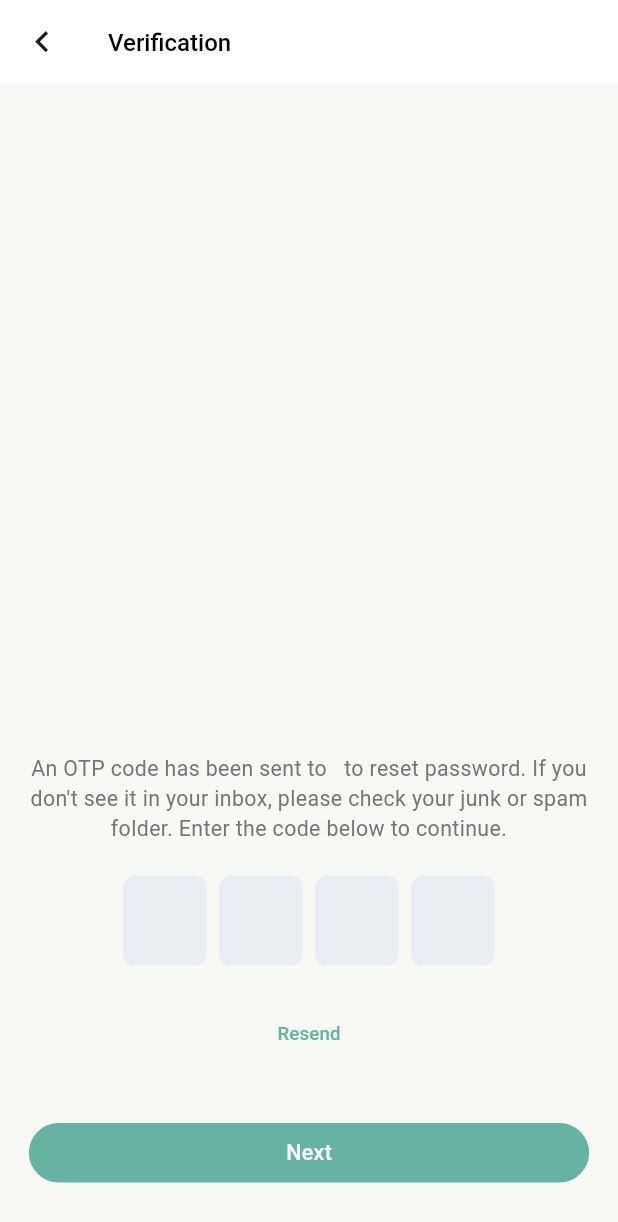
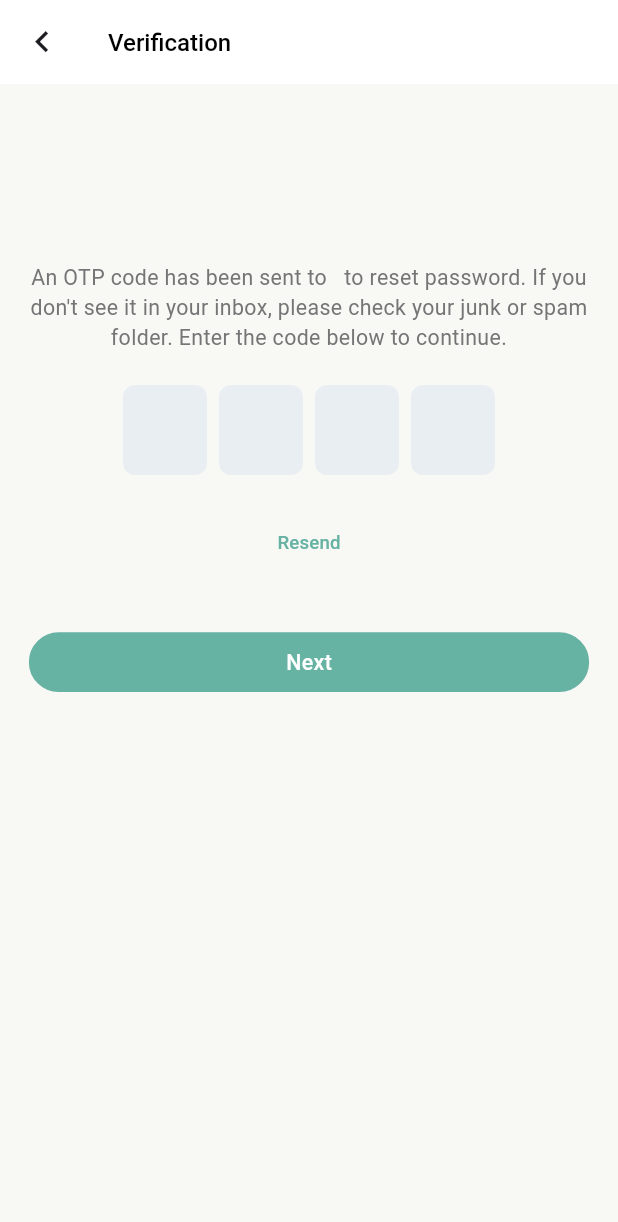
Before and after one commit to zamansheikh/car_pooling, a Flutter app: the OtpScreen screen opened directly with empty values, on a phone screen of 412 x 824 dp. Shown: the top 1222 px of the screen. Run offline on Flutter 3.47's test engine with Material 3 defaults, Android fonts, the phone set to English and light mode, and no system bars; drawn by our look-alikes of pinput; our stand-ins replace flutter_credit_card, flutter_screenutil, flutter_svg, get, google_fonts, image_picker and 3 more; missing offline and left inert: day_night_time_picker; accounts and stored records are empty.

```diff
--- a/lib/controller/carpooling_controller.dart
+++ b/lib/controller/carpooling_controller.dart
@@ -13,7 +13,7 @@ class CarpoolingController extends GetxController {
   TextEditingController returnDateController = TextEditingController();
   TextEditingController searchContactController = TextEditingController();
   TextEditingController addMessageController = TextEditingController();
-
+  RxString startLocationText = "".obs;
   RxString mySelectedRole = "Attend".obs;
 
   RxList<ChildModel> availableChildren =
--- a/lib/core/helper/app_routes.dart
+++ b/lib/core/helper/app_routes.dart
@@ -103,7 +103,6 @@ class AppRoutes {
     GetPage(name: myInformation, page: () => MyInformationScreen()),
     GetPage(name: myChildren, page: () => MyChildrenScreen()),
     GetPage(name: editChild, page: () => EditChildScreen()),
-    GetPage(name: editChild, page: () => EditChildScreen()),
     GetPage(name: myContactList, page: () => MyContactListScreen()),
     GetPage(name: accountSetting, page: () => AccountSettingScreen()),
     GetPage(name: packages, page: () => PackageScreen()),
--- a/lib/view/auth/otp_screen.dart
+++ b/lib/view/auth/otp_screen.dart
@@ -30,8 +30,9 @@ class OtpScreen extends StatelessWidget {
         child: Padding(
           padding: EdgeInsets.symmetric(horizontal: 20.w, vertical: 40.h),
           child: ListView(
-            reverse: true,
+            reverse: false,
             children: [
+              SizedBox(height: 94.h),
               Column(
                 children: [
                   Text(
--- a/lib/view/create_carpool/create_carpool_screen1.dart
+++ b/lib/view/create_carpool/create_carpool_screen1.dart
@@ -53,7 +53,7 @@ class CreateCarpoolScreen1 extends StatelessWidget {
                     }),
                     GestureDetector(
                       onTap: () {
-                        Get.toNamed(AppRoutes.editChild);
+                        Get.toNamed(AppRoutes.addChild);
                       },
                       // This row is the button to add more children
                       child: Row(
```
Also changed, not shown: lib/view/create_carpool/create_carpool_screen2.dart (+27 -12 lines).
